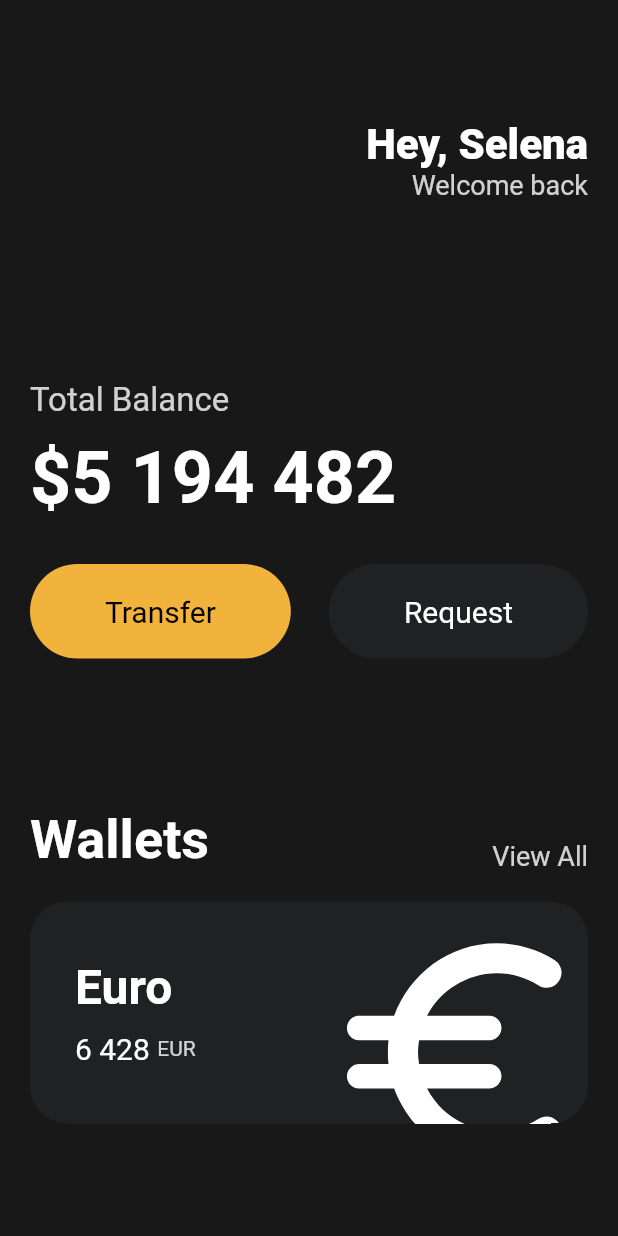
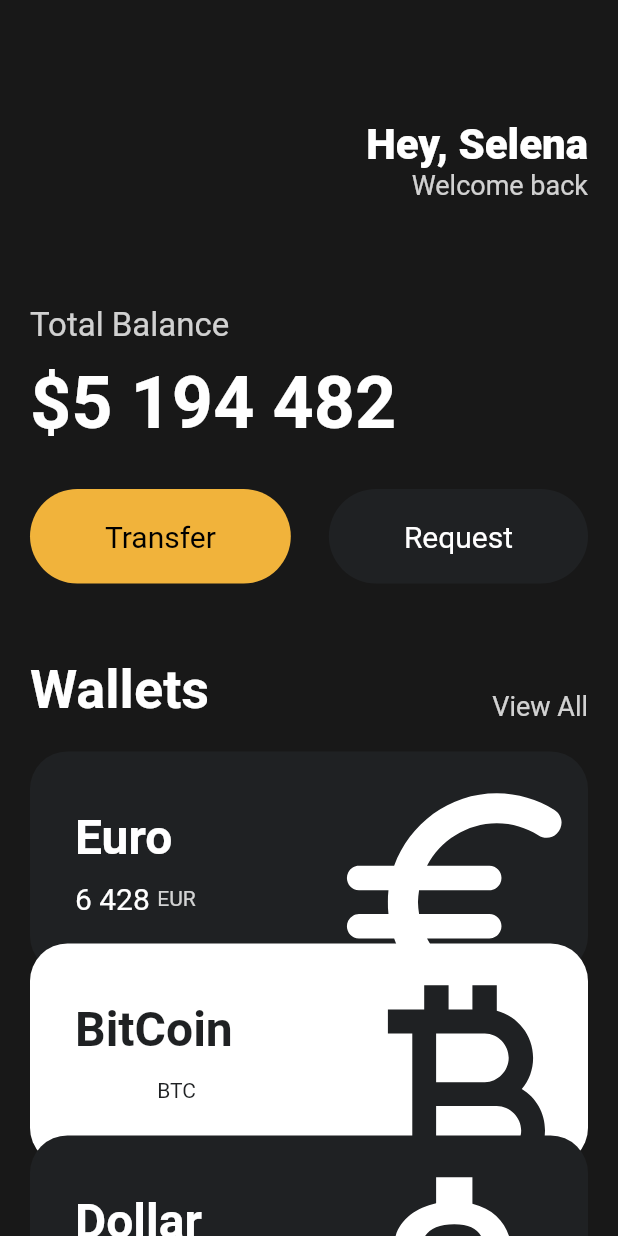
Before and after one commit to erlea100/toonflix, a Flutter app: the screen it shows after launch, on a phone screen of 412 x 824 dp. Run offline on Flutter 3.47's test engine with Material 2 defaults, Android fonts, the phone set to English and light mode, and no system bars.

Commit message:
https://nomadcoders.co/flutter-for-beginners/lectures/4148
- 카드 오프셋타입 객체 추가

```diff
--- a/lib/main.dart
+++ b/lib/main.dart
@@ -1,5 +1,6 @@
 import 'package:flutter/material.dart';
 import 'package:toonflix/wigets/button.dart';
+import 'package:toonflix/wigets/currency_card.dart';
 
 void main() {
   runApp(const App());
@@ -13,7 +14,8 @@ class App extends StatelessWidget {
     return MaterialApp(
       home: Scaffold(
         backgroundColor: const Color(0xFF181818),
-        body: Padding(
+        body: SingleChildScrollView(
+          child: Padding(
             padding: const EdgeInsets.symmetric(
               horizontal: 20,
             ),
@@ -48,7 +50,7 @@ class App extends StatelessWidget {
                   ],
                 ),
                 const SizedBox(
-                height: 120,
+                  height: 70,
                 ),
                 Text(
                   'Total Balance',
@@ -87,7 +89,7 @@ class App extends StatelessWidget {
                   ],
                 ),
                 const SizedBox(
-                height: 100,
+                  height: 50,
                 ),
                 Row(
                   crossAxisAlignment: CrossAxisAlignment.end,
@@ -111,71 +113,32 @@ class App extends StatelessWidget {
                 const SizedBox(
                   height: 20,
                 ),
-              Container(
-                clipBehavior: Clip.hardEdge,
-                decoration: BoxDecoration(
-                  color: const Color(0xFF1F2123),
-                  borderRadius: BorderRadius.circular(25),
+                const CurrencyCard(
+                  name: 'Euro',
+                  code: 'EUR',
+                  amount: '6 428',
+                  icon: Icons.euro_rounded,
+                  isInverted: false,
+                  cardOffset: Offset(0, 0),
                 ),
-                child: Padding(
-                  padding: const EdgeInsets.all(
-                    30,
+                const CurrencyCard(
+                  name: 'BitCoin',
+                  code: 'BTC',
+                  amount: '9 987',
+                  icon: Icons.currency_bitcoin,
+                  isInverted: true,
+                  cardOffset: Offset(0, -20),
                 ),
-                  child: Row(
-                    mainAxisAlignment: MainAxisAlignment.spaceBetween,
-                    children: [
-                      Column(
-                        crossAxisAlignment: CrossAxisAlignment.start,
-                        children: [
-                          const Text(
-                            'Euro',
-                            style: TextStyle(
-                              color: Colors.white,
-                              fontSize: 32,
-                              fontWeight: FontWeight.w600,
-                            ),
-                          ),
-                          const SizedBox(
-                            height: 10,
-                          ),
-                          Row(
-                            children: [
-                              const Text(
-                                '6 428',
-                                style: TextStyle(
-                                  color: Colors.white,
-                                  fontSize: 20,
-                                ),
-                              ),
-                              const SizedBox(
-                                width: 5,
-                              ),
-                              Text(
-                                'EUR',
-                                style: TextStyle(
-                                  color: Colors.white.withOpacity(0.8),
-                                ),
+                const CurrencyCard(
+                  name: 'Dollar',
+                  code: 'USD',
+                  amount: '7 712',
+                  icon: Icons.attach_money_outlined,
+                  isInverted: false,
+                  cardOffset: Offset(0, -40),
                 ),
               ],
             ),
-                        ],
-                      ),
-                      Transform.scale(
-                        scale: 2.2,
-                        child: Transform.translate(
-                          offset: const Offset(-5, 12),
-                          child: const Icon(
-                            Icons.euro_rounded,
-                            color: Colors.white,
-                            size: 88,
-                          ),
-                        ),
-                      )
-                    ],
-                  ),
-                ),
-              )
-            ],
           ),
         ),
       ),
--- /dev/null
+++ b/lib/wigets/currency_card.dart
@@ -0,0 +1,92 @@
+import 'package:flutter/material.dart';
+
+class CurrencyCard extends StatelessWidget {
+  final String name, code, amount;
+  final IconData icon;
+  final bool isInverted;
+  final _blackColor = const Color(0xFF1F2123);
+  final Offset cardOffset;
+
+  const CurrencyCard({
+    super.key,
+    required this.name,
+    required this.code,
+    required this.amount,
+    required this.icon,
+    required this.isInverted,
+    required this.cardOffset,
+  });
+
+  @override
+  Widget build(BuildContext context) {
+    return Transform.translate(
+      offset: cardOffset,
+      child: Container(
+        clipBehavior: Clip.hardEdge,
+        decoration: BoxDecoration(
+          color: isInverted ? Colors.white : _blackColor,
+          borderRadius: BorderRadius.circular(25),
+        ),
+        child: Padding(
+          padding: const EdgeInsets.all(
+            30,
+          ),
+          child: Row(
+            mainAxisAlignment: MainAxisAlignment.spaceBetween,
+            children: [
+              Column(
+                crossAxisAlignment: CrossAxisAlignment.start,
+                children: [
+                  Text(
+                    name,
+                    style: TextStyle(
+                      color: isInverted ? _blackColor : Colors.white,
+                      fontSize: 32,
+                      fontWeight: FontWeight.w600,
+                    ),
+                  ),
+                  const SizedBox(
+                    height: 10,
+                  ),
+                  Row(
+                    children: [
+                      Text(
+                        amount,
+                        style: const TextStyle(
+                          color: Colors.white,
+                          fontSize: 20,
+                        ),
+                      ),
+                      const SizedBox(
+                        width: 5,
+                      ),
+                      Text(
+                        code,
+                        style: TextStyle(
+                          color: isInverted
+                              ? _blackColor
+                              : Colors.white.withOpacity(0.8),
+                        ),
+                      ),
+                    ],
+                  ),
+                ],
+              ),
+              Transform.scale(
+                scale: 2.2,
+                child: Transform.translate(
+                  offset: const Offset(-5, 12),
+                  child: Icon(
+                    icon,
+                    color: isInverted ? _blackColor : Colors.white,
+                    size: 88,
+                  ),
+                ),
+              )
+            ],
+          ),
+        ),
+      ),
+    );
+  }
+}
```
Lines whose indentation alone changed are shown as unchanged.
